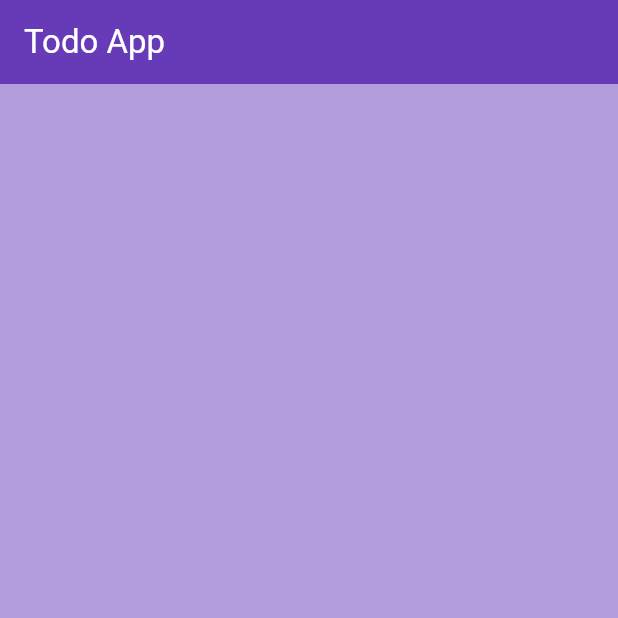
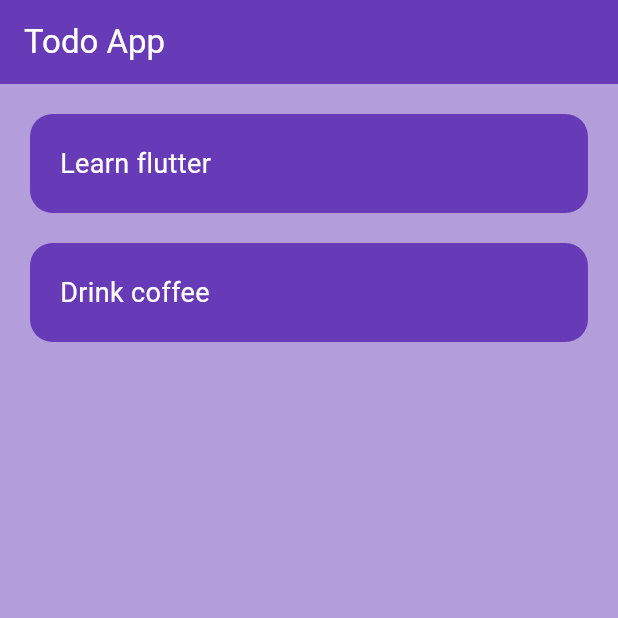
Before and after one commit to linusmanuel/todo-mobile, a Flutter app: the screen it shows after launch, on a phone screen of 412 x 824 dp, the top half of it. Run offline on Flutter 3.47's test engine with Material 3 defaults, Android fonts, the phone set to English and light mode, and no system bars.

Commit message:
refator: move todo list to your own file

```diff
--- a/lib/pages/home_page.dart
+++ b/lib/pages/home_page.dart
@@ -1,7 +1,13 @@
 import 'package:flutter/material.dart';
+import 'package:todo_app/utils/todo_list.dart';
 
 class HomePage extends StatelessWidget {
-  const HomePage({super.key});
+  HomePage({super.key});
+
+List todoList = [
+  ['Learn flutter', false],
+  ['Drink coffee', false],
+];
 
   @override
   Widget build(BuildContext context) {
@@ -14,6 +20,15 @@ class HomePage extends StatelessWidget {
         backgroundColor: Colors.deepPurple,
         foregroundColor: Colors.white,
       ),
+      body: ListView.builder(
+        itemCount: todoList.length,
+        itemBuilder: (BuildContext conterxt, index) {
+          return TodoList(
+            taskName: todoList[index][0],
+          );
+        }
+
+      )
     );
   }
 }
--- /dev/null
+++ b/lib/utils/todo_list.dart
@@ -0,0 +1,31 @@
+import 'package:flutter/material.dart';
+
+class TodoList extends StatelessWidget {
+  const TodoList({
+    super.key,
+    required this.taskName,
+  });
+
+  final String taskName;
+
+  @override
+  Widget build(BuildContext conterxt) {
+    return Padding(
+        padding: const EdgeInsets.only(
+          top: 20,
+          left: 20,
+          right: 20,
+          bottom: 0,
+        ),
+        child: Container(
+          padding: const EdgeInsets.all(20),
+          decoration: BoxDecoration(
+              color: Colors.deepPurple,
+              borderRadius: BorderRadius.circular(15)),
+          child: Text(
+            taskName,
+            style: const TextStyle(color: Colors.white, fontSize: 18),
+          ),
+        ));
+  }
+}
```
